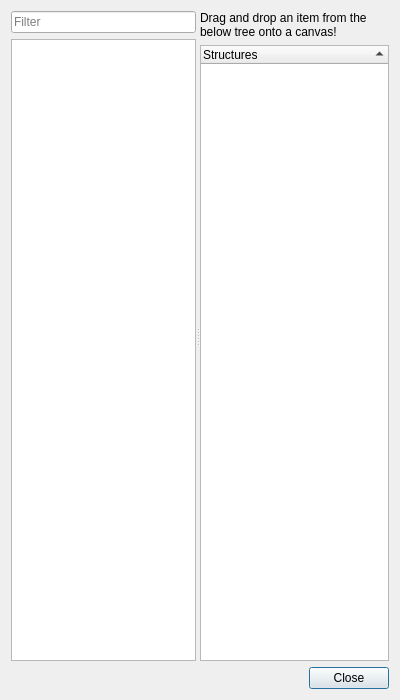
Old version of the form UI/glitch-structures.ui in the repository textbrowser/glitch.
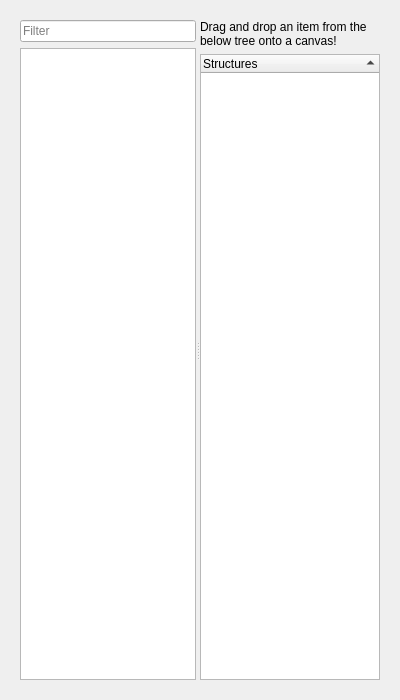
New version of the form. Icons and pictures are not drawn. Custom widgets are drawn as their Qt base class.

Commit message: Docked Structures panel.

The edit to the form file:
```diff
--- a/UI/glitch-structures.ui
+++ b/UI/glitch-structures.ui
@@ -19,6 +19,9 @@
   </property>
   <layout class="QVBoxLayout" name="verticalLayout_3">
    <item>
+    <widget class="QFrame" name="frame">
+     <layout class="QVBoxLayout" name="verticalLayout_4">
+      <item>
     <widget class="QSplitter" name="splitter">
      <property name="orientation">
       <enum>Qt::Horizontal</enum>
@@ -99,29 +102,8 @@
      </widget>
     </widget>
    </item>
-   <item>
-    <layout class="QHBoxLayout" name="horizontalLayout">
-     <item>
-      <spacer name="horizontalSpacer">
-       <property name="orientation">
-        <enum>Qt::Horizontal</enum>
-       </property>
-       <property name="sizeHint" stdset="0">
-        <size>
-         <width>40</width>
-         <height>20</height>
-        </size>
-       </property>
-      </spacer>
-     </item>
-     <item>
-      <widget class="QPushButton" name="close">
-       <property name="text">
-        <string>Close</string>
-       </property>
-      </widget>
-     </item>
-    </layout>
+     </layout>
+    </widget>
    </item>
   </layout>
  </widget>
```
Left out of the diff: 1 changed line with no effect on the pictures. Lines whose indentation alone changed are shown as unchanged. The commit also changes 8 other files.
